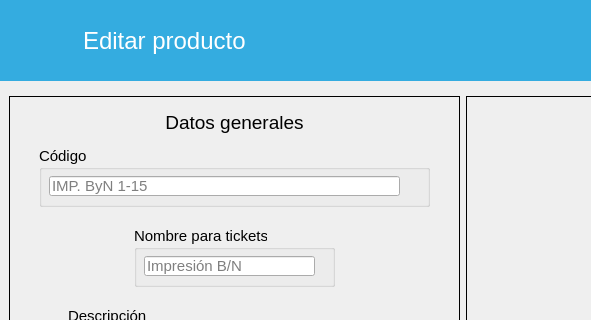
Old version of the form src/AdministrarProductos/Ui_EditarProducto.ui in the repository ivanperez-7/printpos; both pictures show x 0 to 591 and y 0 to 320 of the 926 by 733 pixel window.
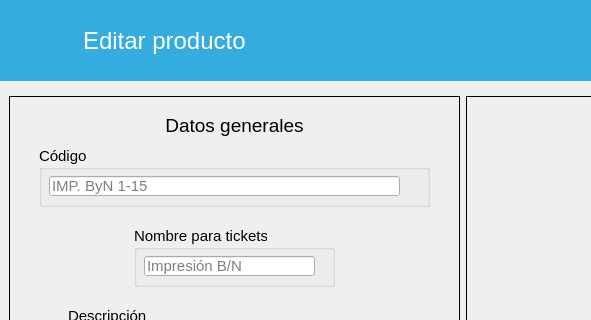
New version of the form. Icons and pictures are not drawn.

Patch:
```diff
--- a/src/AdministrarProductos/Ui_EditarProducto.ui
+++ b/src/AdministrarProductos/Ui_EditarProducto.ui
@@ -125,6 +125,11 @@
         <verstretch>0</verstretch>
        </sizepolicy>
       </property>
+      <property name="font">
+       <font>
+        <family>Segoe UI</family>
+       </font>
+      </property>
       <layout class="QHBoxLayout" name="horizontalLayout_3">
        <item>
         <widget class="QFrame" name="frame_2">
@@ -140,6 +145,11 @@
            <height>469</height>
           </size>
          </property>
+         <property name="font">
+          <font>
+           <family>Segoe UI</family>
+          </font>
+         </property>
          <property name="frameShape">
           <enum>QFrame::Box</enum>
          </property>
@@ -264,13 +274,14 @@
           <property name="geometry">
            <rect>
             <x>10</x>
-            <y>15</y>
+            <y>17</y>
             <width>431</width>
-            <height>22</height>
+            <height>25</height>
            </rect>
           </property>
           <property name="font">
            <font>
+            <family>Segoe UI</family>
             <pointsize>14</pointsize>
            </font>
           </property>
```
Left out of the diff: 59 changed lines with no effect on the pictures.
